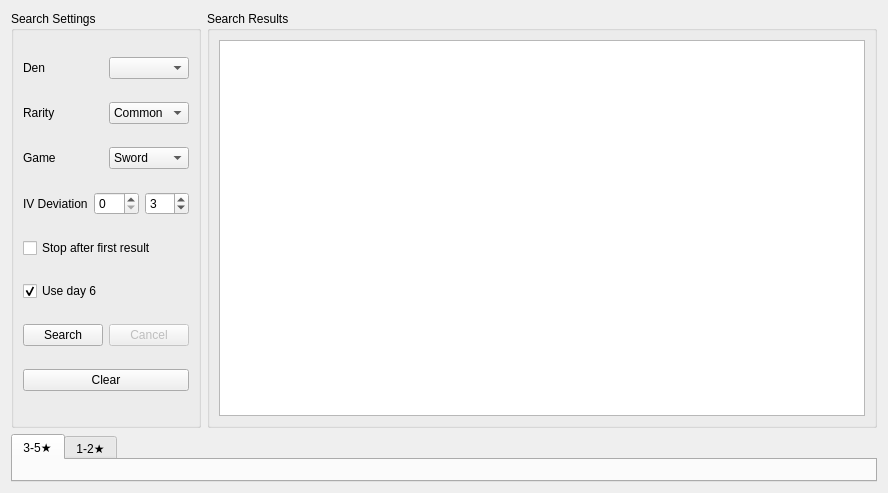
Old version of the form Forms/Tools/SeedCalculator.ui in the repository Admiral-Fish/RaidFinder.
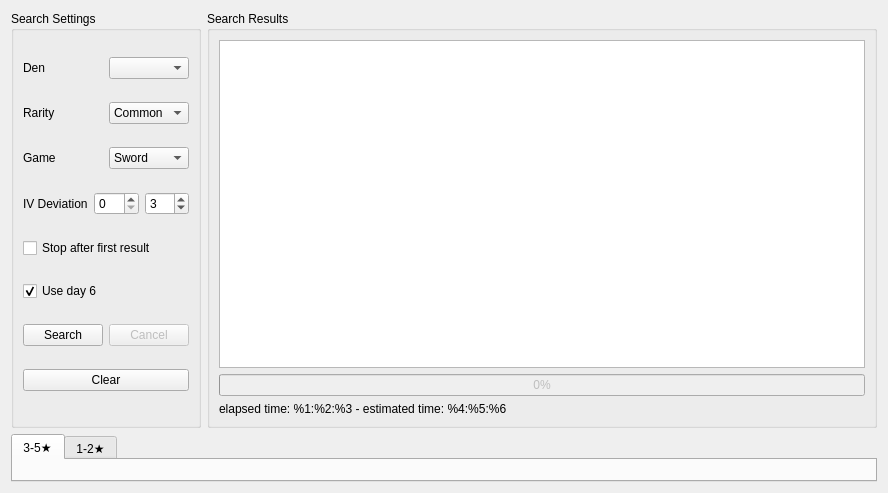
New version of the form. Custom widgets are drawn as their Qt base class.

Commit message: added progress bar and time estimation to SeedSearcher, updated translations

What changed in the file:
```diff
--- a/Forms/Tools/SeedCalculator.ui
+++ b/Forms/Tools/SeedCalculator.ui
@@ -33,6 +33,29 @@
         </property>
        </widget>
       </item>
+      <item row="1" column="0">
+       <widget class="QProgressBar" name="progressBar">
+        <property name="enabled">
+         <bool>false</bool>
+        </property>
+        <property name="maximum">
+         <number>1</number>
+        </property>
+        <property name="value">
+         <number>0</number>
+        </property>
+        <property name="format">
+         <string notr="true">%p%</string>
+        </property>
+       </widget>
+      </item>
+      <item row="2" column="0">
+       <widget class="QLabel" name="progressLabel">
+        <property name="text">
+         <string>elapsed time: %1:%2:%3 - estimated time: %4:%5:%6</string>
+        </property>
+       </widget>
+      </item>
      </layout>
     </widget>
    </item>
```
The commit also changes 12 other files.
